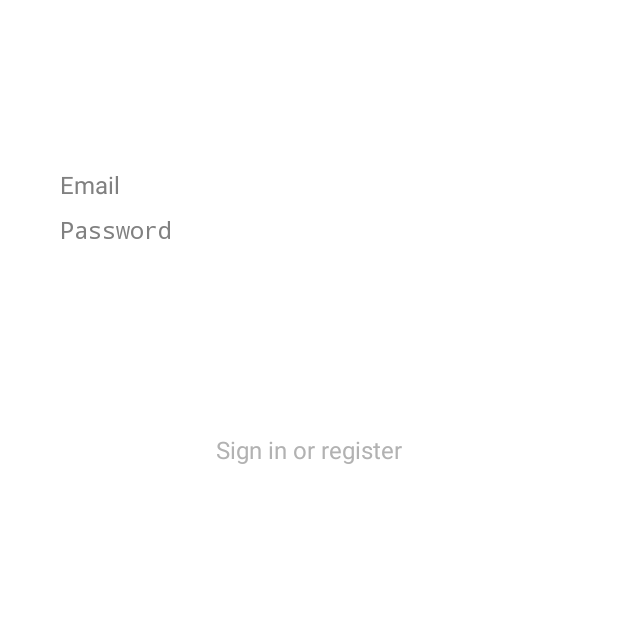
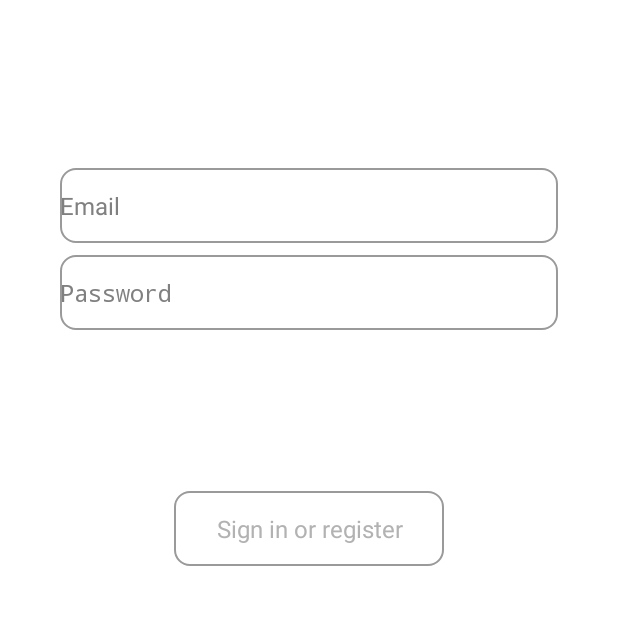
Before and after one commit to jsonhe2012/githubDemo, an Android app: the LoginActivity screen opened directly, with no data from a screen before it, on a phone screen of 412 x 824 dp, the top half of it. Run offline under Robolectric (Android 15) with nearby library versions, the phone set to English and light mode, and no system bars; libraries missing offline, so code that uses them is left out: com.gyf.immersionbar, com.tencent.mmkv.

Commit message:
bug fiexd

```diff
--- a/app/src/main/java/com/mt/mygithub/ui/login/ui/login/LoginActivity.kt
+++ b/app/src/main/java/com/mt/mygithub/ui/login/ui/login/LoginActivity.kt
@@ -16,6 +16,7 @@ import android.widget.Toast
 import androidx.lifecycle.ViewModelProviders
 import com.mt.mygithub.R
 import com.mt.mygithub.databinding.ActivityLoginBinding
+import com.mt.mygithub.ui.BaseActivity
 import com.mt.mygithub.ui.main.MainActivity
 import com.mt.mygithub.ui.wigit.dialog.ProgressDialog
 import com.tencent.mmkv.MMKV
@@ -24,7 +25,7 @@ import kotlinx.coroutines.delay
 import kotlinx.coroutines.launch
 
 
-class LoginActivity : AppCompatActivity() {
+class LoginActivity : BaseActivity() {
 
     private lateinit var loginViewModel: LoginViewModel
     private lateinit var binding: ActivityLoginBinding
--- a/app/src/main/res/layout/activity_login.xml
+++ b/app/src/main/res/layout/activity_login.xml
@@ -12,13 +12,16 @@
     tools:context=".ui.login.ui.login.LoginActivity">
 
     <EditText
+
         android:id="@+id/username"
         android:layout_width="0dp"
-        android:layout_height="wrap_content"
+        android:layout_height="50dp"
         android:layout_marginStart="24dp"
         android:layout_marginTop="96dp"
         android:layout_marginEnd="24dp"
         android:hint="@string/prompt_email"
+        android:gravity="center_vertical"
+        android:background="@drawable/shape_btn_bg"
         android:inputType="textEmailAddress"
         android:selectAllOnFocus="true"
         app:layout_constraintEnd_toEndOf="parent"
@@ -26,9 +29,11 @@
         app:layout_constraintTop_toTopOf="parent" />
 
     <EditText
+        android:gravity="center_vertical"
+        android:background="@drawable/shape_btn_bg"
         android:id="@+id/password"
         android:layout_width="0dp"
-        android:layout_height="wrap_content"
+        android:layout_height="50dp"
         android:layout_marginStart="24dp"
         android:layout_marginTop="8dp"
         android:layout_marginEnd="24dp"
@@ -43,11 +48,13 @@
 
     <Button
         android:id="@+id/login"
-        android:layout_width="wrap_content"
-        android:layout_height="wrap_content"
+        android:gravity="center"
+        android:layout_width="180dp"
+        android:layout_height="50dp"
         android:layout_gravity="start"
         android:layout_marginStart="48dp"
         android:layout_marginTop="16dp"
+        android:background="@drawable/shape_btn_bg"
         android:layout_marginEnd="48dp"
         android:layout_marginBottom="64dp"
         android:enabled="false"
```
